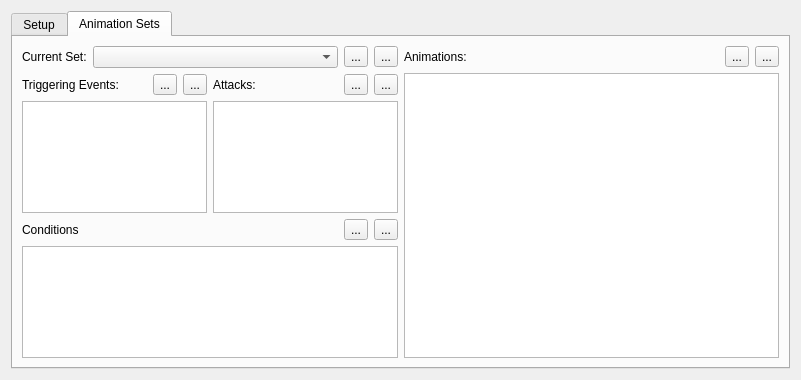
The window that gui/src/widgets/CharacterEditor.ui (aerisarn/ck-cmd) describes before a commit, drawn with Qt 5.
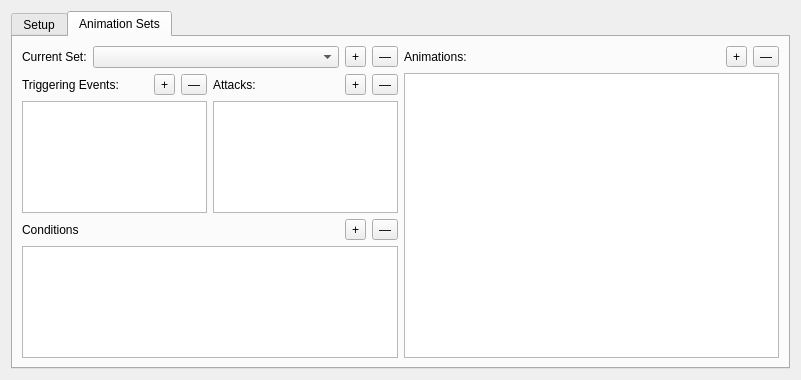
The same window after the commit. The open tabs and pages were chosen to show the change.

```diff
--- a/gui/src/widgets/CharacterEditor.ui
+++ b/gui/src/widgets/CharacterEditor.ui
@@ -342,14 +342,14 @@
              <item>
               <widget class="QToolButton" name="setAddButton">
                <property name="text">
-                <string>...</string>
+                <string>+</string>
                </property>
               </widget>
              </item>
              <item>
               <widget class="QToolButton" name="setRemoveButton">
                <property name="text">
-                <string>...</string>
+                <string>—</string>
                </property>
               </widget>
              </item>
@@ -371,14 +371,14 @@
                  <item>
                   <widget class="QToolButton" name="setEventAddButton">
                    <property name="text">
-                    <string>...</string>
+                    <string>+</string>
                    </property>
                   </widget>
                  </item>
                  <item>
                   <widget class="QToolButton" name="setEventRemoveButton">
                    <property name="text">
-                    <string>...</string>
+                    <string>—</string>
                    </property>
                   </widget>
                  </item>
@@ -403,14 +403,14 @@
                  <item>
                   <widget class="QToolButton" name="setEventAddButton_2">
                    <property name="text">
-                    <string>...</string>
+                    <string>+</string>
                    </property>
                   </widget>
                  </item>
                  <item>
                   <widget class="QToolButton" name="setEventRemoveButton_2">
                    <property name="text">
-                    <string>...</string>
+                    <string>—</string>
                    </property>
                   </widget>
                  </item>
@@ -437,14 +437,14 @@
                <item>
                 <widget class="QToolButton" name="setConditionsRemoveButton">
                  <property name="text">
-                  <string>...</string>
+                  <string>+</string>
                  </property>
                 </widget>
                </item>
                <item>
                 <widget class="QToolButton" name="setConditionsAddButton">
                  <property name="text">
-                  <string>...</string>
+                  <string>—</string>
                  </property>
                 </widget>
                </item>
@@ -471,14 +471,14 @@
              <item>
               <widget class="QToolButton" name="setAnimationsAddButton">
                <property name="text">
-                <string>...</string>
+                <string>+</string>
                </property>
               </widget>
              </item>
              <item>
               <widget class="QToolButton" name="setAnimationsRemoveButton">
                <property name="text">
-                <string>...</string>
+                <string>—</string>
                </property>
               </widget>
              </item>
```
Left out of the diff: 18 changed lines with no effect on the pictures.
